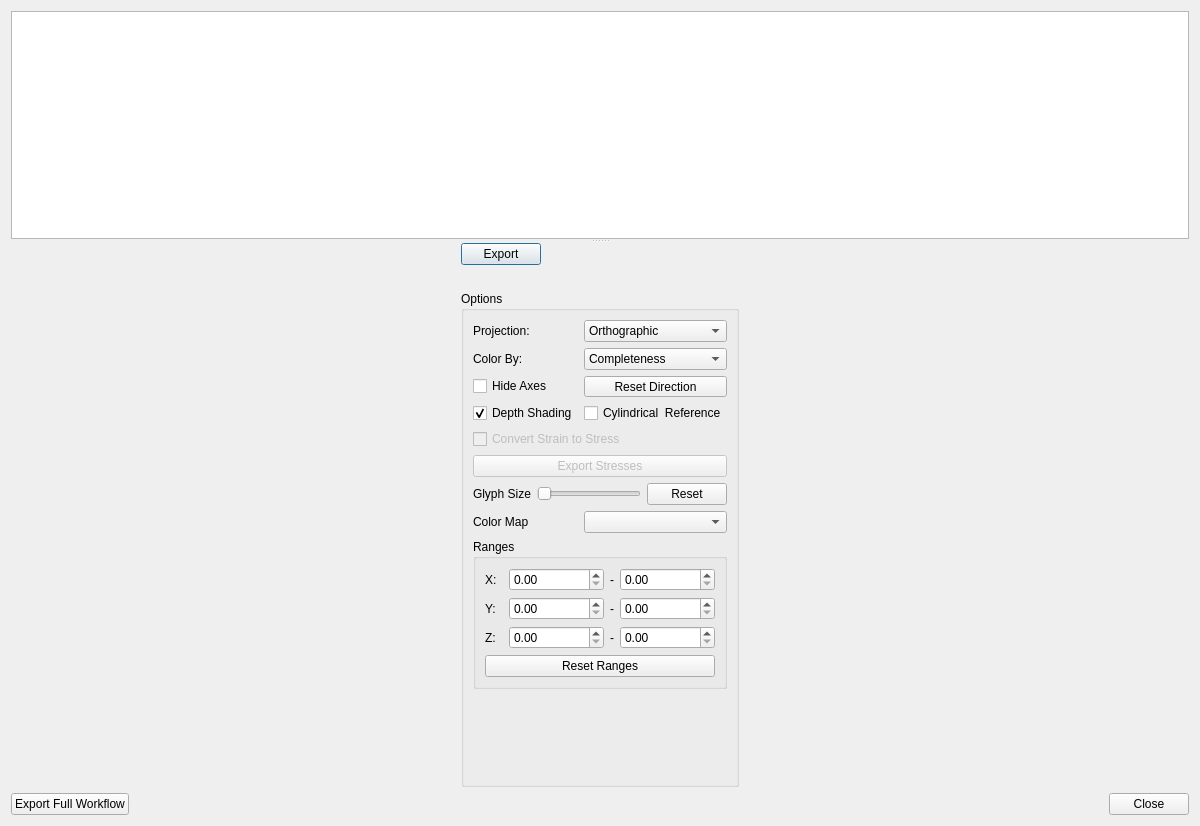
Old version of the form hexrd/ui/resources/ui/fit_grains_results_dialog.ui in the repository HEXRD/hexrdgui.
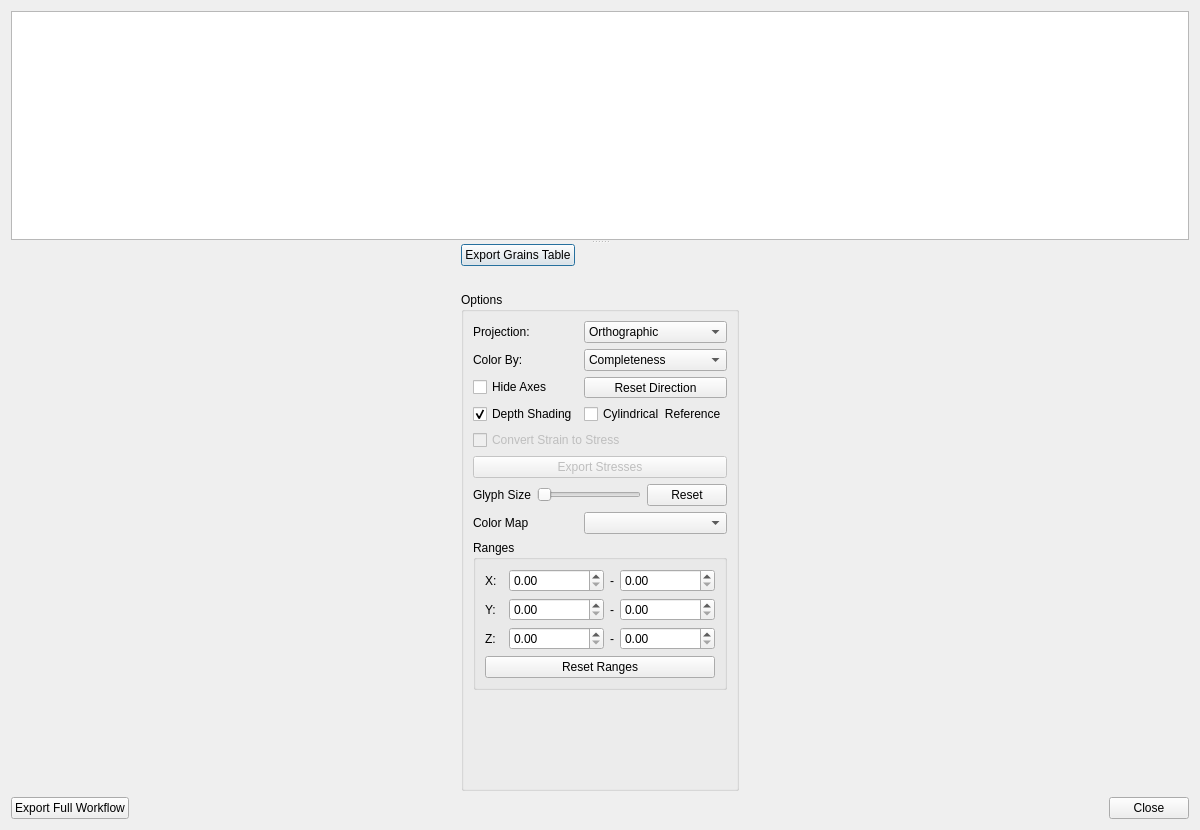
New version of the form. Custom widgets are drawn as their Qt base class.

Commit message:
Only allow export workflow for seed search
Currently only allow exporting of the workflow if a full HEDM workflow
was performed including a seed search.

This will hopefully prevent unexpected issues from being reported by users.

A grid search might work, but we should test it first, and then enable it.

The edit to the form file:
```diff
--- a/hexrd/ui/resources/ui/fit_grains_results_dialog.ui
+++ b/hexrd/ui/resources/ui/fit_grains_results_dialog.ui
@@ -7,7 +7,7 @@
     <x>0</x>
     <y>0</y>
     <width>1200</width>
-    <height>826</height>
+    <height>830</height>
    </rect>
   </property>
   <property name="sizePolicy">
@@ -92,7 +92,7 @@
              </sizepolicy>
             </property>
             <property name="text">
-             <string>Export</string>
+             <string>Export Grains Table</string>
             </property>
            </widget>
           </item>
```
Left out of the diff: 12 changed lines with no effect on the pictures. The commit also changes 3 other files.
